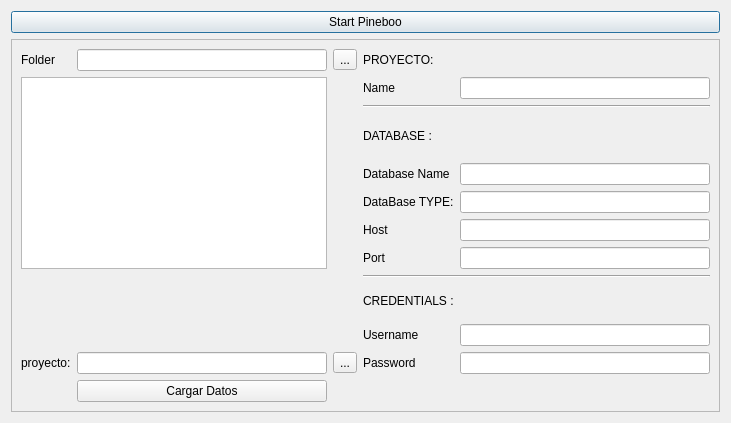
Old version of the form pineboolib/forms/dlg_connect.ui in the repository Miguel-J/pineboo-prueba.
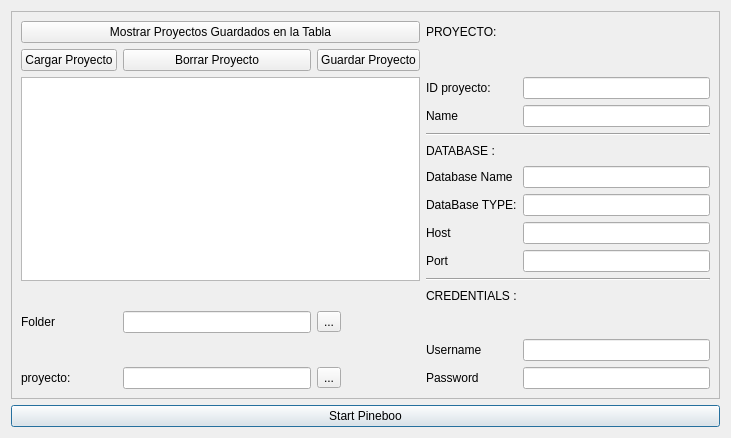
New version of the form.

Commit message: Separo TABLEVIEW en una función asociada a un botón y añado otros botones ADD-DELETE pero sigue sin mostrar la tabla...

The edit to the form file:
```diff
--- a/pineboolib/forms/dlg_connect.ui
+++ b/pineboolib/forms/dlg_connect.ui
@@ -7,26 +7,13 @@
     <x>0</x>
     <y>0</y>
     <width>731</width>
-    <height>423</height>
+    <height>438</height>
    </rect>
   </property>
   <property name="windowTitle">
    <string>Connect</string>
   </property>
   <layout class="QVBoxLayout" name="verticalLayout">
-   <item>
-    <widget class="QPushButton" name="pbnStart">
-     <property name="text">
-      <string>Start Pineboo</string>
-     </property>
-     <property name="default">
-      <bool>true</bool>
-     </property>
-     <property name="flat">
-      <bool>false</bool>
-     </property>
-    </widget>
-   </item>
    <item>
     <widget class="QFrame" name="frame">
      <property name="frameShape">
@@ -36,24 +23,10 @@
       <enum>QFrame::Raised</enum>
      </property>
      <layout class="QGridLayout" name="gridLayout">
-      <item row="0" column="0">
-       <widget class="QLabel" name="label_FolderSQLITE">
+      <item row="0" column="0" colspan="3">
+       <widget class="QPushButton" name="pbnMostrarProyectos">
         <property name="text">
-         <string>Folder</string>
-        </property>
-       </widget>
-      </item>
-      <item row="0" column="1">
-       <widget class="QLineEdit" name="leFolderSQLITE">
-        <property name="text">
-         <string/>
-        </property>
-       </widget>
-      </item>
-      <item row="0" column="2">
-       <widget class="QToolButton" name="pbnSearchFolder">
-        <property name="text">
-         <string>...</string>
+         <string>Mostrar Proyectos Guardados en la Tabla</string>
         </property>
        </widget>
       </item>
@@ -64,140 +37,231 @@
         </property>
        </widget>
       </item>
-      <item row="1" column="0" rowspan="7" colspan="2">
+      <item row="1" column="0">
+       <widget class="QPushButton" name="pbnCargarDatos">
+        <property name="text">
+         <string>Cargar Proyecto</string>
+        </property>
+       </widget>
+      </item>
+      <item row="1" column="1">
+       <widget class="QPushButton" name="pbnBorrarProyecto">
+        <property name="text">
+         <string>Borrar Proyecto</string>
+        </property>
+       </widget>
+      </item>
+      <item row="1" column="2">
+       <widget class="QPushButton" name="pbnGuardarProyecto">
+        <property name="text">
+         <string>Guardar Proyecto</string>
+        </property>
+       </widget>
+      </item>
+      <item row="2" column="0" rowspan="9" colspan="3">
        <widget class="QTableView" name="tableView"/>
       </item>
-      <item row="1" column="3">
+      <item row="2" column="3">
+       <widget class="QLabel" name="label_ID">
+        <property name="text">
+         <string>ID proyecto:</string>
+        </property>
+       </widget>
+      </item>
+      <item row="2" column="4">
+       <widget class="QLineEdit" name="leID"/>
+      </item>
+      <item row="3" column="3">
        <widget class="QLabel" name="label_Name">
         <property name="text">
          <string>Name</string>
         </property>
        </widget>
       </item>
-      <item row="1" column="4">
+      <item row="3" column="4">
        <widget class="QLineEdit" name="leName"/>
       </item>
-      <item row="2" column="3" colspan="2">
+      <item row="4" column="3" colspan="2">
        <widget class="Line" name="line">
         <property name="orientation">
          <enum>Qt::Horizontal</enum>
         </property>
        </widget>
       </item>
-      <item row="3" column="3">
+      <item row="5" column="3">
        <widget class="QLabel" name="label_DATABASE">
         <property name="text">
          <string>DATABASE :</string>
         </property>
        </widget>
       </item>
-      <item row="4" column="3">
+      <item row="6" column="3">
        <widget class="QLabel" name="label_DBName">
         <property name="text">
          <string>Database Name</string>
         </property>
        </widget>
       </item>
-      <item row="4" column="4">
+      <item row="6" column="4">
        <widget class="QLineEdit" name="leDBName"/>
       </item>
-      <item row="5" column="3">
+      <item row="7" column="3">
        <widget class="QLabel" name="label_DBType">
         <property name="text">
          <string>DataBase TYPE:</string>
         </property>
        </widget>
       </item>
-      <item row="5" column="4">
+      <item row="7" column="4">
        <widget class="QLineEdit" name="leDBType"/>
       </item>
-      <item row="6" column="3">
+      <item row="8" column="3">
        <widget class="QLabel" name="label_Host">
         <property name="text">
          <string>Host</string>
         </property>
        </widget>
       </item>
-      <item row="6" column="4">
+      <item row="8" column="4">
        <widget class="QLineEdit" name="leHost"/>
       </item>
-      <item row="7" column="3">
+      <item row="9" column="3">
        <widget class="QLabel" name="label_Port">
         <property name="text">
          <string>Port</string>
         </property>
        </widget>
       </item>
-      <item row="7" column="4">
+      <item row="9" column="4">
        <widget class="QLineEdit" name="lePort"/>
       </item>
-      <item row="8" column="3" colspan="2">
+      <item row="10" column="3" colspan="2">
        <widget class="Line" name="line_2">
         <property name="orientation">
          <enum>Qt::Horizontal</enum>
         </property>
        </widget>
       </item>
-      <item row="9" column="3">
+      <item row="11" column="3">
        <widget class="QLabel" name="label_CREDENTIALS">
         <property name="text">
          <string>CREDENTIALS :</string>
         </property>
        </widget>
       </item>
-      <item row="10" column="3">
+      <item row="12" column="0">
+       <widget class="QLabel" name="label_FolderSQLITE">
+        <property name="text">
+         <string>Folder</string>
+        </property>
+       </widget>
+      </item>
+      <item row="12" column="1">
+       <widget class="QLineEdit" name="leFolderSQLITE">
+        <property name="text">
+         <string/>
+        </property>
+       </widget>
+      </item>
+      <item row="12" column="2">
+       <widget class="QToolButton" name="pbnSearchFolder">
+        <property name="text">
+         <string>...</string>
+        </property>
+       </widget>
+      </item>
+      <item row="13" column="3">
        <widget class="QLabel" name="label_User">
         <property name="text">
          <string>Username</string>
         </property>
        </widget>
       </item>
-      <item row="10" column="4">
+      <item row="13" column="4">
        <widget class="QLineEdit" name="leUserName"/>
       </item>
-      <item row="11" column="0">
+      <item row="14" column="0">
        <widget class="QLabel" name="label_ProyElegido">
         <property name="text">
          <string>proyecto:</string>
         </property>
        </widget>
       </item>
-      <item row="11" column="1">
+      <item row="14" column="1">
        <widget class="QLineEdit" name="leProyElegID">
         <property name="text">
          <string/>
         </property>
        </widget>
       </item>
-      <item row="11" column="2">
+      <item row="14" column="2">
        <widget class="QToolButton" name="pbnSearchFolder_2">
         <property name="text">
          <string>...</string>
         </property>
        </widget>
       </item>
-      <item row="11" column="3">
+      <item row="14" column="3">
        <widget class="QLabel" name="label_Password">
         <property name="text">
          <string>Password</string>
         </property>
        </widget>
       </item>
-      <item row="11" column="4">
+      <item row="14" column="4">
        <widget class="QLineEdit" name="lePassword">
         <property name="echoMode">
          <enum>QLineEdit::Password</enum>
         </property>
        </widget>
       </item>
-      <item row="12" column="1">
-       <widget class="QPushButton" name="pbnCargarDatos">
-        <property name="text">
-         <string>Cargar Datos</string>
-        </property>
-       </widget>
-      </item>
      </layout>
+     <zorder>label_FolderSQLITE</zorder>
+     <zorder>leFolderSQLITE</zorder>
+     <zorder>pbnSearchFolder</zorder>
+     <zorder>label_PROYECTO</zorder>
+     <zorder>label_Name</zorder>
+     <zorder>leName</zorder>
+     <zorder>line</zorder>
+     <zorder>label_DATABASE</zorder>
+     <zorder>label_DBName</zorder>
+     <zorder>leDBName</zorder>
+     <zorder>label_DBType</zorder>
+     <zorder>leDBType</zorder>
+     <zorder>label_Host</zorder>
+     <zorder>leHost</zorder>
+     <zorder>label_Port</zorder>
+     <zorder>lePort</zorder>
+     <zorder>line_2</zorder>
+     <zorder>label_CREDENTIALS</zorder>
+     <zorder>label_User</zorder>
+     <zorder>leUserName</zorder>
+     <zorder>label_ProyElegido</zorder>
+     <zorder>leProyElegID</zorder>
+     <zorder>pbnSearchFolder_2</zorder>
+     <zorder>label_Password</zorder>
+     <zorder>lePassword</zorder>
+     <zorder>pbnCargarDatos</zorder>
+     <zorder>pbnMostrarProyectos</zorder>
+     <zorder>pbnStart</zorder>
+     <zorder>pbnBorrarProyecto</zorder>
+     <zorder>pbnGuardarProyecto</zorder>
+     <zorder>label_ID</zorder>
+     <zorder>leID</zorder>
+     <zorder>tableView</zorder>
+    </widget>
+   </item>
+   <item>
+    <widget class="QPushButton" name="pbnStart">
+     <property name="text">
+      <string>Start Pineboo</string>
+     </property>
+     <property name="default">
+      <bool>true</bool>
+     </property>
+     <property name="flat">
+      <bool>false</bool>
+     </property>
     </widget>
    </item>
   </layout>
```
The commit also changes 1 other file.
